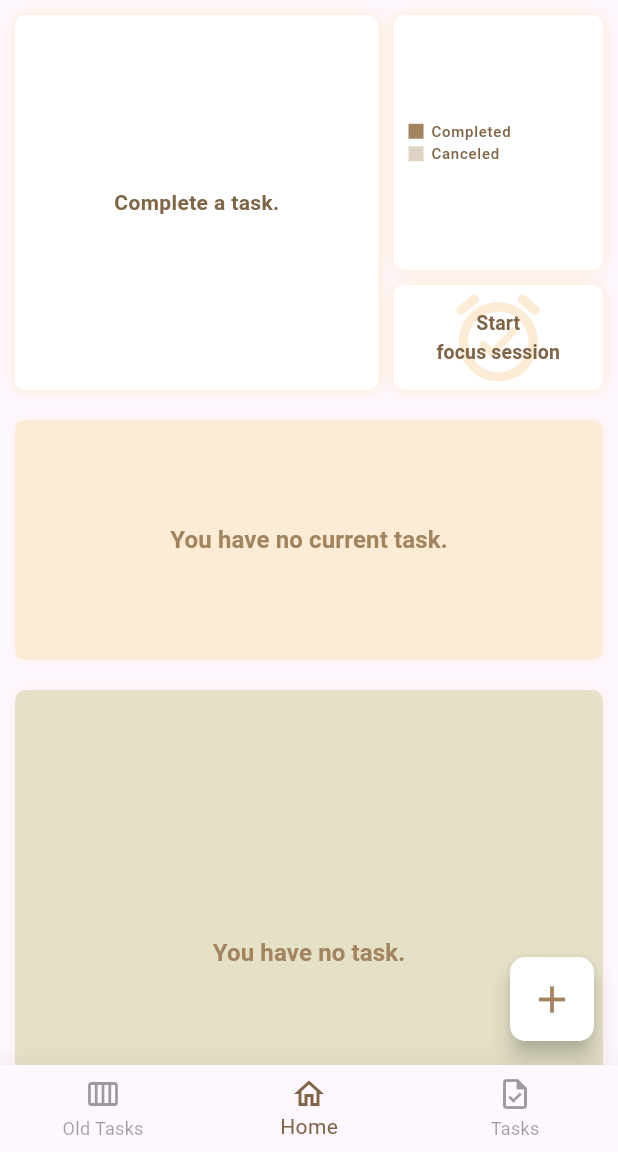
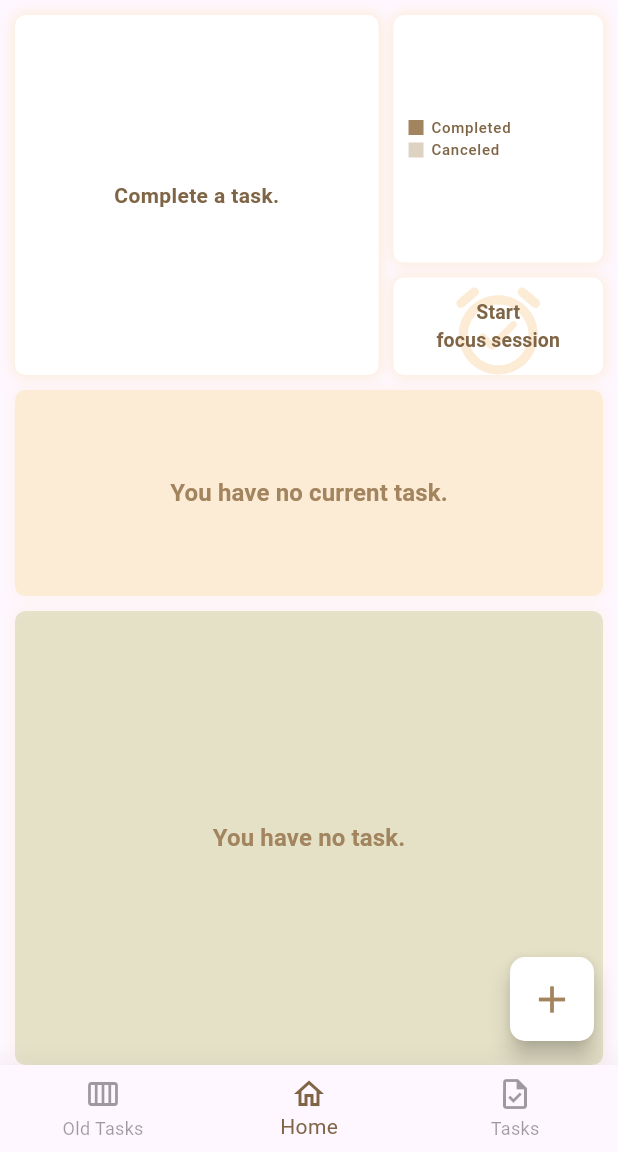
Before and after one commit to m-mhe/scheduler, a Flutter app: the screen it shows after launch, on a phone screen of 412 x 824 dp, the part 84-1236 px from its top. Run offline on Flutter 3.47's test engine with Material 3 defaults, Android fonts, the phone set to English and light mode, and no system bars; our stand-ins replace fl_chart, get, numberpicker, sleek_circular_slider, sqflite; accounts and stored records are empty.

Commit message:
some change in UI

```diff
--- a/lib/ui/screens/home_screen.dart
+++ b/lib/ui/screens/home_screen.dart
@@ -81,8 +81,7 @@ class _HomeScreenState extends State<HomeScreen> {
   @override
   Widget build(BuildContext context) {
     return Scaffold(
-      body: SingleChildScrollView(
-        child: Padding(
+      body: Padding(
         padding: const EdgeInsets.symmetric(horizontal: 10),
         child: Column(
           children: [
@@ -106,7 +105,7 @@ class _HomeScreenState extends State<HomeScreen> {
                             blurRadius: 7),
                       ],
                     ),
-                      height: 250,
+                    height: 240,
                     width: MediaQuery.sizeOf(context).width / 1.7,
                     child: Center(
                       child: Visibility(
@@ -204,7 +203,7 @@ class _HomeScreenState extends State<HomeScreen> {
                                 blurRadius: 7),
                           ],
                         ),
-                          height: 170,
+                        height: 165,
                         width: MediaQuery.sizeOf(context).width -
                             ((MediaQuery.sizeOf(context).width / 1.7) + 30),
                         child: Padding(
@@ -439,7 +438,7 @@ class _HomeScreenState extends State<HomeScreen> {
                               ),
                             ],
                           ),
-                            height: 70,
+                          height: 65,
                           width: MediaQuery.sizeOf(context).width -
                               ((MediaQuery.sizeOf(context).width / 1.7) + 30),
                           child: Stack(
@@ -474,10 +473,10 @@ class _HomeScreenState extends State<HomeScreen> {
               ],
             ),
             Padding(
-                padding: const EdgeInsets.only(top: 10, bottom: 20),
+              padding: const EdgeInsets.only(top: 0, bottom: 10),
               child: Container(
                 width: double.maxFinite,
-                  height: 160,
+                height: MediaQuery.sizeOf(context).height/6,
                 decoration: BoxDecoration(
                   borderRadius: BorderRadius.circular(7),
                   color: Get.isDarkMode
@@ -505,7 +504,7 @@ class _HomeScreenState extends State<HomeScreen> {
                     ),
                   ),
                   child: Padding(
-                      padding: const EdgeInsets.symmetric(vertical: 10),
+                    padding: const EdgeInsets.symmetric(vertical: 0),
                     child: ListView.separated(
                         itemBuilder: (context, i) {
                           return _taskList(
@@ -527,11 +526,11 @@ class _HomeScreenState extends State<HomeScreen> {
                 ),
               ),
             ),
-              Padding(
-                padding: const EdgeInsets.only(bottom: 10),
+            Expanded(
+              child: Padding(
+                padding: const EdgeInsets.only(bottom: 0),
                 child: Container(
                   width: double.maxFinite,
-                  height: 350,
                   decoration: BoxDecoration(
                     borderRadius: BorderRadius.circular(7),
                     color: Get.isDarkMode
@@ -559,7 +558,7 @@ class _HomeScreenState extends State<HomeScreen> {
                       ),
                     ),
                     child: Padding(
-                      padding: const EdgeInsets.symmetric(vertical: 10),
+                      padding: const EdgeInsets.symmetric(vertical: 0),
                       child: ListView.separated(
                           itemBuilder: (context, i) {
                             return _taskList(
@@ -581,8 +580,8 @@ class _HomeScreenState extends State<HomeScreen> {
                   ),
                 ),
               ),
+            ),
           ],
-          ),
         ),
       ),
       floatingActionButton: FloatingActionButton(
```
Also changed, not shown: 1 other file. Lines whose indentation alone changed are shown as unchanged.
